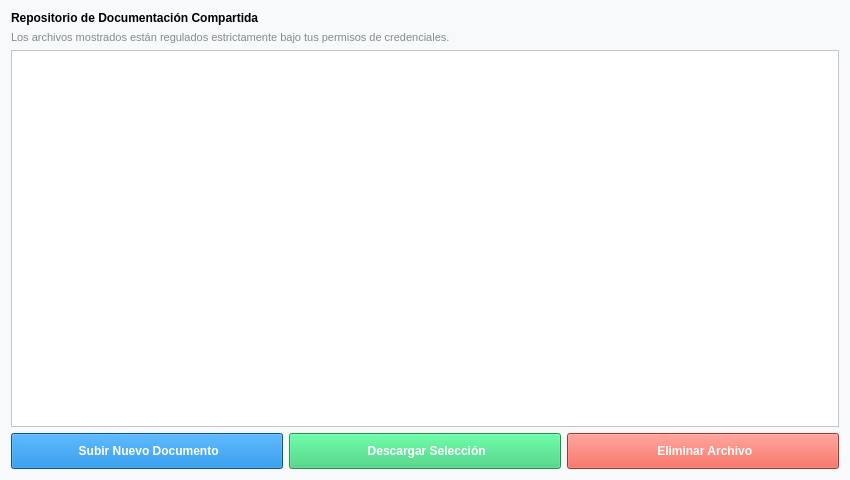
The window that src/vistas/archivos_view.ui (Lonso312/Trabajo-IS) describes before a commit, drawn with Qt 5.
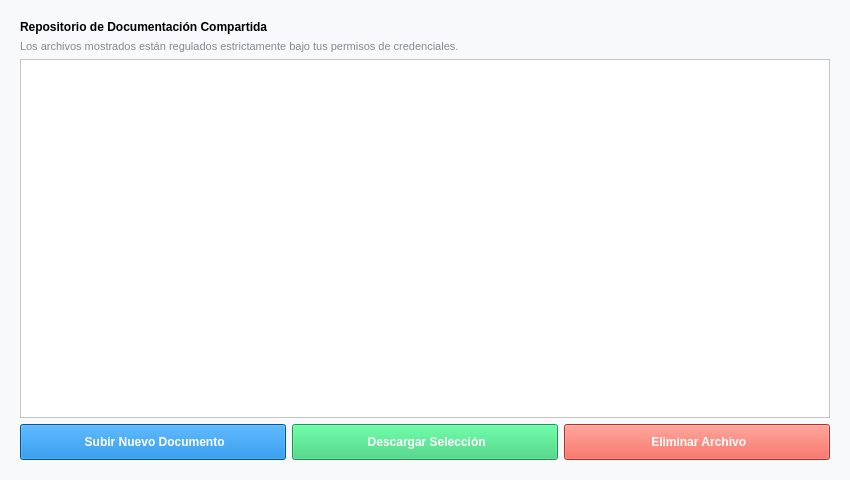
The same window after the commit.

What changed in the file:
```diff
--- a/src/vistas/archivos_view.ui
+++ b/src/vistas/archivos_view.ui
@@ -17,7 +17,10 @@
    <string>background-color: #F8F9FA; font-family: 'Segoe UI', Arial;</string>
   </property>
   <layout class="QVBoxLayout" name="layout_principal">
-   <property name="margins"><number>20</number></property>
+   <property name="leftMargin"><number>20</number></property>
+   <property name="topMargin"><number>20</number></property>
+   <property name="rightMargin"><number>20</number></property>
+   <property name="bottomMargin"><number>20</number></property>
    <item>
     <widget class="QLabel" name="lbl_titulo">
      <property name="font"><font><pointSize>14</pointSize><bold>true</bold></font></property>
```
